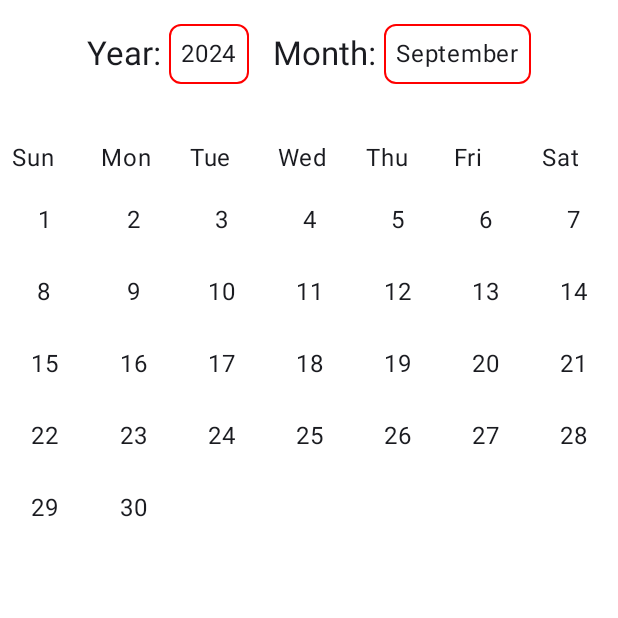
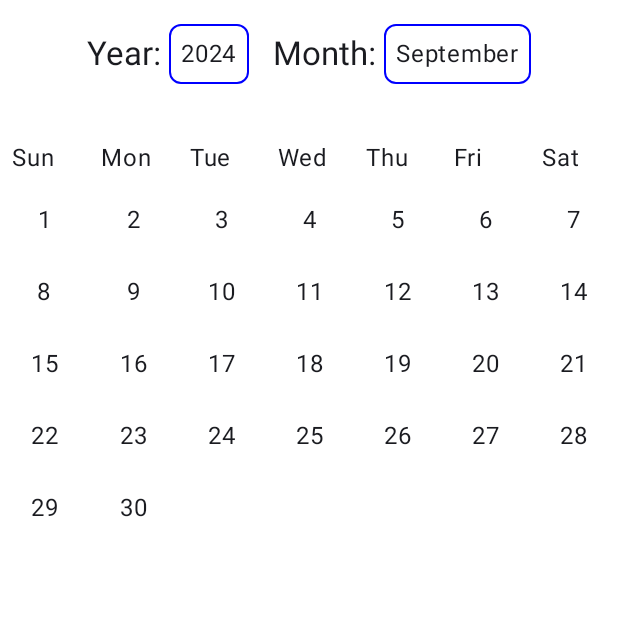
Before and after one commit to quoraboy/AndroidTaskCalendar, an Android app built with Jetpack Compose: the screen it shows after launch (MainActivity), on a phone screen of 412 x 824 dp, the top half of it. Run offline under Robolectric (Android 15) with nearby library versions, the phone set to English and light mode, and no system bars; our stand-ins replace Dagger/Hilt's generated code.

Commit message:
few minor changes made

```diff
--- /dev/null
+++ b/feature/src/main/java/com/example/feature/UtilConstant.kt
@@ -0,0 +1,15 @@
+package com.example.feature
+
+object UtilConstant {
+    //Strings
+    const val EMPTY_STRING = ""
+    //Integers
+    const val INT_ZERO = 0
+    const val INT_ONE = 1
+    const val INT_TWO = 2
+    const val INT_THREE = 3
+    const val INT_FOUR = 4
+    const val INT_FIVE = 5
+    const val INT_SIX = 6
+    const val INT_SEVEN = 7
+}
--- a/feature/src/main/java/com/example/feature/component/DropDownSelector.kt
+++ b/feature/src/main/java/com/example/feature/component/DropDownSelector.kt
@@ -34,10 +34,10 @@ fun <T> DropdownSelector(
             modifier = Modifier
                 .border(
                     width = Dimens.dp1,
-                    color = Color.Red,
+                    color = Color.Blue,
                     shape = RoundedCornerShape(size = Dimens.dp8)
                 )
-                .padding(8.dp)
+                .padding(Dimens.dp8)
                 .clickable { expanded = true }
         )
         DropdownMenu(
--- a/feature/src/main/java/com/example/feature/screen/home/CalendarView.kt
+++ b/feature/src/main/java/com/example/feature/screen/home/CalendarView.kt
@@ -20,8 +20,12 @@ import androidx.compose.runtime.remember
 import androidx.compose.runtime.setValue
 import androidx.compose.ui.Alignment
 import androidx.compose.ui.Modifier
-import androidx.compose.ui.unit.dp
 import com.example.feature.Dimens
+import com.example.feature.UtilConstant.EMPTY_STRING
+import com.example.feature.UtilConstant.INT_FIVE
+import com.example.feature.UtilConstant.INT_ONE
+import com.example.feature.UtilConstant.INT_SIX
+import com.example.feature.UtilConstant.INT_ZERO
 import com.example.feature.component.DropdownSelector
 import java.text.DateFormatSymbols
 import java.time.LocalDate
@@ -29,6 +33,7 @@ import java.time.YearMonth
 
 const val START_YEAR = 2000
 const val END_YEAR = 2030
+const val WEIGHT_ONE = 1f
 @Composable
 fun CalendarView(openDialog: () -> Unit) {
     val currentDate = remember { LocalDate.now() }
@@ -79,7 +84,7 @@ fun MonthSelector(selectedMonth: Int, onMonthSelected: (Int) -> Unit) {
 
     DropdownSelector(
         options = monthNames,
-        selectedOption = monthNames[selectedMonth - 1], // Adjust index for month names
+        selectedOption = monthNames[selectedMonth - INT_ONE], // Adjust index for month names
         onOptionSelected = { selectedMonthName ->
             val newMonthIndex = monthNames.indexOf(selectedMonthName) + 1
             onMonthSelected(newMonthIndex)
@@ -100,31 +105,31 @@ fun MonthView(year: Int, month: Int, openDialog: () -> Unit) {
             dayNames.forEach { day ->
                 Text(
                     modifier = Modifier
-                        .weight(1f)
-                        .padding(8.dp),
+                        .weight(WEIGHT_ONE)
+                        .padding(Dimens.dp8),
                     text = day, style = MaterialTheme.typography.bodyLarge
                 )
             }
         }
 
         // Days grid
-        var dayCounter = 1
-        for (week in 0..5) {
+        var dayCounter = INT_ONE
+        for (week in INT_ZERO..INT_FIVE) {
             key(week) {
                 Row(
                     modifier = Modifier
                         .fillMaxWidth()
                 ) {
-                    for (day in 0..6) {
+                    for (day in INT_ZERO..INT_SIX) {
                         Box(
                             modifier = Modifier
-                                .weight(1f)
-                                .height(48.dp)
-                                .padding(4.dp),
+                                .weight(WEIGHT_ONE)
+                                .height(Dimens.dp48)
+                                .padding(Dimens.dp4),
                             contentAlignment = Alignment.Center
                         ) {
-                            if (week == 0 && day < firstDayOfMonth || dayCounter > daysInMonth) {
-                                Text("")
+                            if (week == INT_ZERO && day < firstDayOfMonth || dayCounter > daysInMonth) {
+                                Text(EMPTY_STRING)
                             } else {
                                 Text(modifier = Modifier.clickable {
                                     openDialog()
--- a/feature/src/main/java/com/example/feature/screen/home/HomeScreen.kt
+++ b/feature/src/main/java/com/example/feature/screen/home/HomeScreen.kt
@@ -13,7 +13,6 @@ import androidx.compose.runtime.*
 import androidx.compose.ui.Alignment
 import androidx.compose.ui.Modifier
 import androidx.compose.ui.graphics.Color
-import androidx.compose.ui.unit.dp
 import androidx.hilt.navigation.compose.hiltViewModel
 import androidx.lifecycle.compose.collectAsStateWithLifecycle
 import com.example.core.home.model.GetCalendarTask
@@ -147,7 +146,7 @@ fun TaskItem(task: GetCalendarTask, selectedTaskId: Int?, onTaskSelected: (Int?)
             .padding(Dimens.dp8)
             .border(
                 width = Dimens.dp1,
-                color = if (isSelected) Color.Blue else Color.Red,
+                color = if (isSelected) Color.Red else Color.Blue,
                 shape = RoundedCornerShape(size = Dimens.dp8)
             )
     ) {
@@ -178,7 +177,7 @@ fun LoadingIndicator() {
     LinearProgressIndicator(
         modifier = Modifier
             .fillMaxWidth()
-            .height(8.dp),
+            .height(Dimens.dp8),
         color = Color.Red
     )
 }
```
